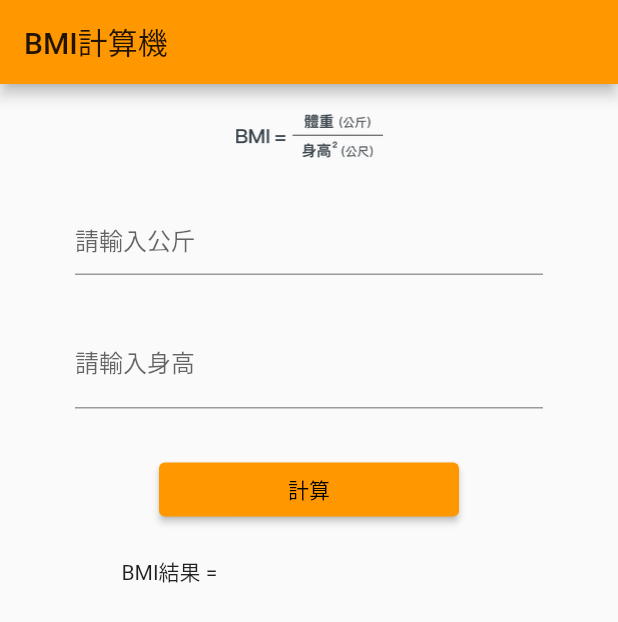
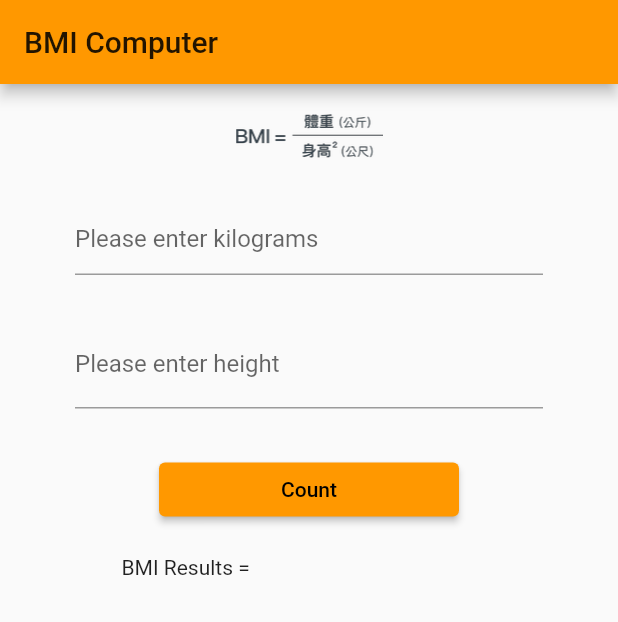
Before and after one commit to cheenjame/bmi_computer, a Flutter app: the screen it shows after launch, on a phone screen of 412 x 824 dp. Shown: the top 622 px of the screen. Run offline on Flutter 3.47's test engine with Material 2 defaults, Android fonts, the phone set to English and light mode, and no system bars.

Commit message:
[add] 新增多國語系
繁體中文和英文.

```diff
--- a/lib/main.dart
+++ b/lib/main.dart
@@ -1,14 +1,22 @@
 import 'package:flutter/material.dart';
 import 'package:flutter/services.dart';
+import 'package:flutter_localizations/flutter_localizations.dart';
+import 'package:flutter_student/generated/l10n.dart';
 
 void main() {
-  runApp(FirstAPP());
+  runApp(BMI());
 }
 
-class FirstAPP extends StatelessWidget {
+class BMI extends StatelessWidget {
   @override
   Widget build(BuildContext context) {
     return MaterialApp(
+        localizationsDelegates: const [
+          GlobalMaterialLocalizations.delegate,
+          GlobalWidgetsLocalizations.delegate,
+          BMIApp.delegate
+        ],
+        supportedLocales: BMIApp.delegate.supportedLocales,
         debugShowCheckedModeBanner: false,
         theme: ThemeData(primarySwatch: Colors.orange),
         home: BMIPage());
@@ -43,7 +51,7 @@ class _BMIState extends State<BMIPage> {
   @override
   Widget build(BuildContext context) {
     return Scaffold(
-      appBar: AppBar(title: const Text('BMI計算機')),
+      appBar: AppBar(title: Text(BMIApp.of(context).bmiComputer)),
       body: Center(
         child: Column(children: [
           Container(
@@ -54,8 +62,8 @@ class _BMIState extends State<BMIPage> {
             child: TextField(
               controller: _kgController,
               focusNode: _kgFocus,
-              decoration: const InputDecoration(
-                hintText: '請輸入公斤',
+              decoration: InputDecoration(
+                hintText: BMIApp.of(context).pleaseEnterKilograms,
               ),
               keyboardType: TextInputType.number,
               inputFormatters: [
@@ -70,7 +78,8 @@ class _BMIState extends State<BMIPage> {
           Container(
             margin: const EdgeInsets.fromLTRB(50, 30, 50, 0),
             child: TextField(
-              decoration: const InputDecoration(labelText: '請輸入身高'),
+              decoration: InputDecoration(
+                  labelText: BMIApp.of(context).pleaseEnterHeight),
               controller: _peopleController,
               focusNode: _peopleFocus,
               onSubmitted: (value) => Focus.of(context).dispose(),
@@ -85,7 +94,7 @@ class _BMIState extends State<BMIPage> {
             margin: const EdgeInsets.only(top: 30),
             width: 200,
             child: ElevatedButton(
-                child: const Text('計算'),
+                child: Text(BMIApp.of(context).count),
                 onPressed: () {
                   _getBMI();
                 }),
@@ -93,7 +102,7 @@ class _BMIState extends State<BMIPage> {
           Container(
             margin: const EdgeInsets.only(top: 20),
             width: 250,
-            child: Text('BMI結果 = $sum'),
+            child: Text('${BMIApp.of(context).bmiResults} = $sum'),
           )
         ]),
       ),
@@ -116,7 +125,6 @@ class _BMIState extends State<BMIPage> {
     }
     final m = cm / 100;
     final bmi = kg / (m * m);
-    print('SSs  = ${_kgController.text}');
     if (_kgController.text.isEmpty || _peopleController.text.isEmpty) {
       sum = '';
     } else {
```
Also changed, not shown: lib/l10n/intl_en.arb (added, +32 -0 lines), lib/l10n/intl_zh_TW.arb (added, +32 -0 lines), pubspec.yaml (+6 -1 lines), lib/generated/intl/messages_all.dart (added), lib/generated/intl/messages_en.dart (added), lib/generated/intl/messages_zh_TW.dart (added), lib/generated/l10n.dart (added), pubspec.lock, 2 other files.
